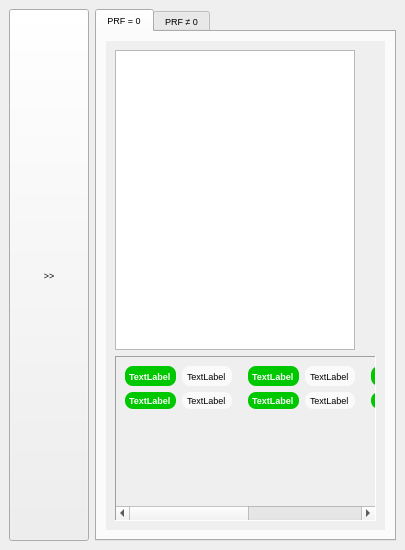
This is dockgoggle.ui in crocodile119/Laser-Studio as Qt 5 draws it before an edit. The edited form follows.
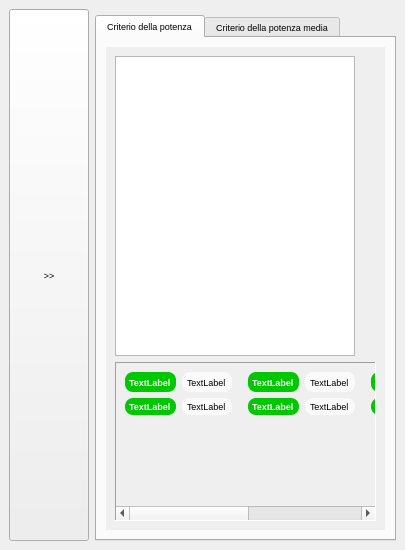
This is the edited form.

Patch:
```diff
--- a/dockgoggle.ui
+++ b/dockgoggle.ui
@@ -18,8 +18,8 @@
   </property>
   <property name="minimumSize">
    <size>
-    <width>257</width>
-    <height>183</height>
+    <width>294</width>
+    <height>220</height>
    </size>
   </property>
   <property name="maximumSize">
@@ -41,7 +41,7 @@
   </property>
   <widget class="QWidget" name="dockWidgetContents">
    <layout class="QGridLayout" name="gridLayout_8">
-    <item row="0" column="1">
+    <item row="1" column="1">
      <widget class="QTabWidget" name="tabWidget">
       <property name="sizePolicy">
        <sizepolicy hsizetype="Expanding" vsizetype="Expanding">
@@ -62,7 +62,7 @@
       </property>
       <widget class="QWidget" name="tab_1">
        <attribute name="title">
-        <string>PRF = 0</string>
+        <string>Criterio della potenza</string>
        </attribute>
        <layout class="QGridLayout" name="gridLayout_7">
         <item row="0" column="1">
@@ -81,8 +81,8 @@
             <rect>
              <x>0</x>
              <y>0</y>
-             <width>271</width>
-             <height>432</height>
+             <width>282</width>
+             <height>462</height>
             </rect>
            </property>
            <layout class="QGridLayout" name="gridLayout_6">
@@ -103,10 +103,10 @@
               <widget class="QWidget" name="scrollAreaWidgetContents">
                <property name="geometry">
                 <rect>
-                 <x>-344</x>
+                 <x>0</x>
                  <y>0</y>
-                 <width>662</width>
-                 <height>80</height>
+                 <width>542</width>
+                 <height>119</height>
                 </rect>
                </property>
                <layout class="QGridLayout" name="gridLayout">
@@ -519,7 +519,7 @@
       </widget>
       <widget class="QWidget" name="tab_2">
        <attribute name="title">
-        <string>PRF ≠ 0</string>
+        <string>Criterio della potenza media</string>
        </attribute>
        <layout class="QGridLayout" name="gridLayout_3">
         <item row="0" column="0" rowspan="2" colspan="2">
@@ -538,8 +538,8 @@
             <rect>
              <x>0</x>
              <y>0</y>
-             <width>271</width>
-             <height>432</height>
+             <width>282</width>
+             <height>462</height>
             </rect>
            </property>
            <layout class="QGridLayout" name="gridLayout_4">
@@ -629,8 +629,8 @@
                 <rect>
                  <x>0</x>
                  <y>0</y>
-                 <width>342</width>
-                 <height>80</height>
+                 <width>280</width>
+                 <height>119</height>
                 </rect>
                </property>
                <layout class="QGridLayout" name="gridLayout_2">
@@ -876,7 +876,7 @@
       </widget>
      </widget>
     </item>
-    <item row="0" column="0">
+    <item row="0" column="0" rowspan="2">
      <widget class="QPushButton" name="pushButton">
       <property name="sizePolicy">
        <sizepolicy hsizetype="Fixed" vsizetype="Minimum">
```
